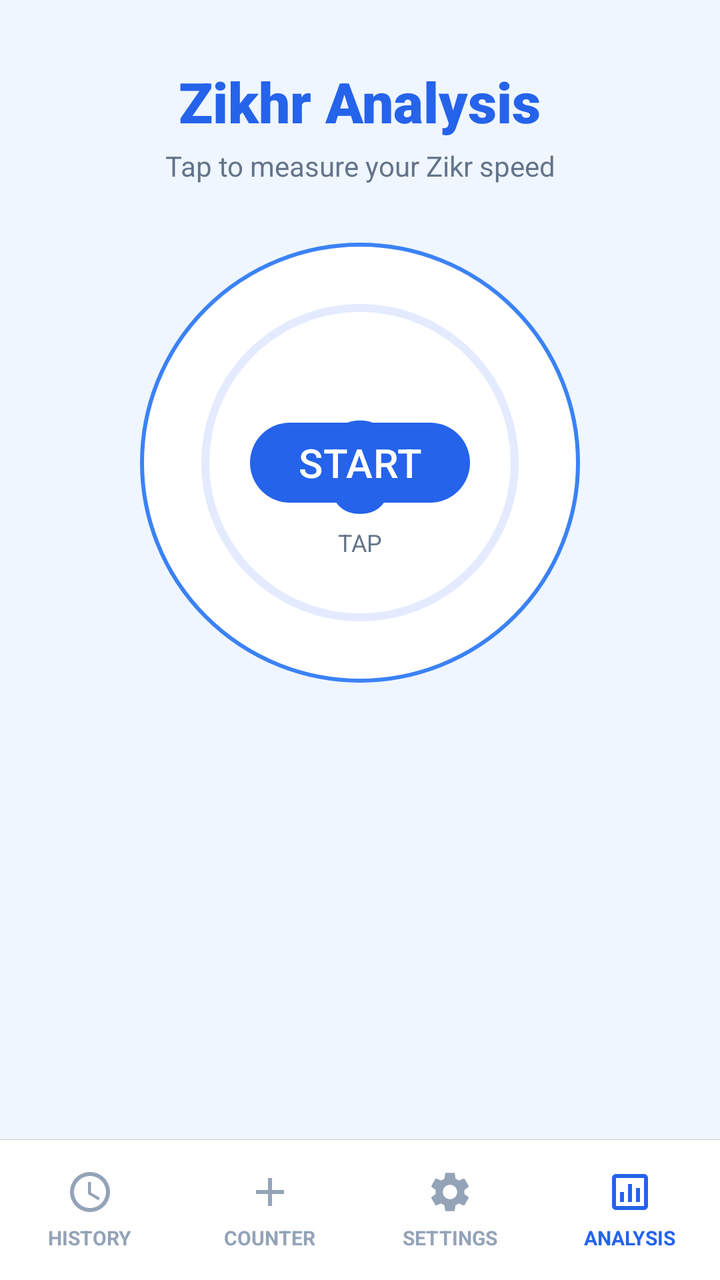
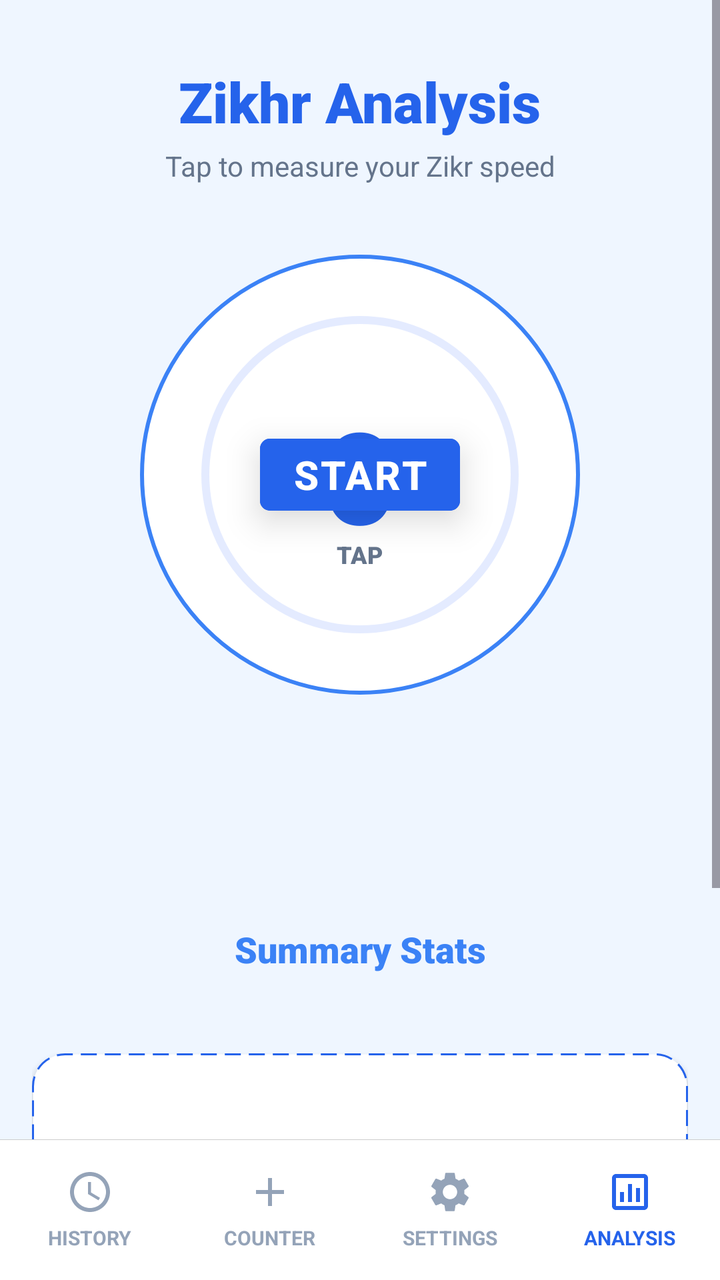

An Android layout rendered at two revisions. The XML below is the earlier revision; the diff shows what the commit changed to produce the second picture.
<!-- AndroidManifest.xml: application theme Theme.SmartTasbeeh -->
<!-- res/layout/activity_analysis.xml -->
<?xml version="1.0" encoding="utf-8"?>
<androidx.constraintlayout.widget.ConstraintLayout xmlns:android="http://schemas.android.com/apk/res/android"
    xmlns:app="http://schemas.android.com/apk/res-auto"
    xmlns:tools="http://schemas.android.com/tools"
    android:layout_width="match_parent"
    android:layout_height="match_parent"
    android:background="@color/app_background"
    tools:context=".AnalysisActivity">
    
    
    <ScrollView
        android:layout_width="match_parent"
        android:layout_height="0dp"
        android:fillViewport="true"
        app:layout_constraintTop_toTopOf="parent"
        app:layout_constraintBottom_toTopOf="@id/bottomNavDivider">

        <androidx.constraintlayout.widget.ConstraintLayout
            android:layout_width="match_parent"
            android:layout_height="wrap_content"
            android:paddingBottom="24dp">

            
            <TextView
                android:id="@+id/tvTitle"
                android:layout_width="wrap_content"
                android:layout_height="wrap_content"
                android:text="Zikhr Analysis"
                android:textColor="@color/tasbeeh_blue_primary"
                android:textSize="28sp"
                android:fontFamily="sans-serif-black"
                android:layout_marginTop="32dp"
                app:layout_constraintTop_toTopOf="parent"
                app:layout_constraintStart_toStartOf="parent"
                app:layout_constraintEnd_toEndOf="parent"/>

            <TextView
                android:id="@+id/tvSubtitle"
                android:layout_width="wrap_content"
                android:layout_height="wrap_content"
                android:text="Tap to measure your Zikr speed"
                android:textColor="@color/text_secondary"
                android:textSize="14sp"
                android:layout_marginTop="4dp"
                app:layout_constraintTop_toBottomOf="@id/tvTitle"
                app:layout_constraintStart_toStartOf="parent"
                app:layout_constraintEnd_toEndOf="parent"/>

            
            <FrameLayout
                android:id="@+id/btnTap"
                android:layout_width="230dp"
                android:layout_height="230dp"
                android:layout_marginTop="24dp"
                app:layout_constraintTop_toBottomOf="@id/tvSubtitle"
                app:layout_constraintStart_toStartOf="parent"
                app:layout_constraintEnd_toEndOf="parent">

                
                <View
                    android:layout_width="match_parent"
                    android:layout_height="match_parent"
                    android:layout_margin="5dp"
                    android:background="@drawable/bg_circle_button" />

                
                <ProgressBar
                    android:id="@+id/progressBar"
                    android:layout_width="match_parent"
                    android:layout_height="match_parent"
                    android:indeterminate="false"
                    android:progressDrawable="@drawable/circular_progress"
                    android:background="@null"
                    style="?android:attr/progressBarStyleHorizontal"
                    android:max="100"
                    android:progress="0"
                    android:padding="2dp"/>
                    
                
                <TextView
                    android:id="@+id/tvCount"
                    android:layout_width="wrap_content"
                    android:layout_height="wrap_content"
                    android:layout_gravity="center"
                    android:text="0"
                    android:textSize="64sp"
                    android:textStyle="bold"
                    android:textColor="@color/tasbeeh_blue_primary"/>
                    
                <TextView
                     android:id="@+id/tvTapHint"
                     android:layout_width="wrap_content"
                     android:layout_height="wrap_content"
                     android:layout_gravity="center"
                     android:text="TAP"
                     android:textSize="12sp"
                     android:textColor="@color/text_secondary"
                     android:translationY="40dp"/>
                     
                
                 <TextView
                     android:id="@+id/tvPausedOverlay"
                     android:layout_width="wrap_content"
                     android:layout_height="wrap_content"
                     android:layout_gravity="center"
                     android:text="PAUSED"
                     android:textSize="25sp"
                     android:fontFamily="sans-serif-black"
                     android:textColor="@color/delete_text"
                     android:visibility="gone"/>

                
                <View
                    android:id="@+id/tapActionView"
                    android:layout_width="match_parent"
                    android:layout_height="match_parent"
                    android:layout_margin="12dp"
                    android:background="?attr/selectableItemBackgroundBorderless" 
                    android:clickable="true"
                    android:focusable="true"/>

                
                <Button
                    android:id="@+id/btnStartOverlay"
                    android:layout_width="wrap_content"
                    android:layout_height="wrap_content"
                    android:text="START"
                    android:textSize="20sp"
                    android:layout_gravity="center"
                    android:visibility="visible"
                    android:elevation="10dp"/>
                    
            </FrameLayout>
            
            
            <LinearLayout
                android:id="@+id/controlsRow"
                android:layout_width="wrap_content"
                android:layout_height="wrap_content"
                android:orientation="horizontal"
                android:gravity="center"
                android:layout_marginTop="16dp"
                app:layout_constraintTop_toBottomOf="@id/btnTap"
                app:layout_constraintStart_toStartOf="parent"
                app:layout_constraintEnd_toEndOf="parent">
                
                <com.google.android.material.floatingactionbutton.FloatingActionButton
                    android:id="@+id/fabPause"
                    android:layout_width="wrap_content"
                    android:layout_height="wrap_content"
                    android:src="@drawable/ic_pause"
                    app:backgroundTint="@color/tasbeeh_blue_primary"
                    app:tint="@android:color/white"
                    app:fabSize="normal"
                    android:visibility="invisible"/>

            </LinearLayout>
            
            
            <LinearLayout
                 android:id="@+id/layoutPauseOptions"
                 android:layout_width="wrap_content"
                 android:layout_height="wrap_content"
                 android:orientation="horizontal"
                 android:visibility="gone"
                 android:layout_marginTop="12dp"
                 app:layout_constraintTop_toBottomOf="@id/controlsRow"
                 app:layout_constraintStart_toStartOf="parent"
                 app:layout_constraintEnd_toEndOf="parent">
                 
                 <Button
                     android:id="@+id/btnResetAnalysis"
                     android:layout_width="wrap_content"
                     android:layout_height="wrap_content"
                     android:text="Reset"
                     android:layout_marginEnd="16dp"/>

                 <Button
                     android:id="@+id/btnShowReport"
                     android:layout_width="wrap_content"
                     android:layout_height="wrap_content"
                     android:text="Report"/>
            </LinearLayout>

            
            <LinearLayout
                android:id="@+id/reportContainer"
                android:layout_width="match_parent"
                android:layout_height="wrap_content"
                android:orientation="vertical"
                android:visibility="gone"
                android:layout_marginTop="24dp"
                android:layout_marginStart="16dp"
                android:layout_marginEnd="16dp"
                app:layout_constraintTop_toBottomOf="@id/layoutPauseOptions"
                app:layout_constraintStart_toStartOf="parent"
                app:layout_constraintEnd_toEndOf="parent">
                
                 <TextView
                    android:id="@+id/tvReportSummary"
                    android:layout_width="match_parent"
                    android:layout_height="wrap_content"
                    android:text="Summary Stats"
                    android:textAlignment="center"
                    android:textStyle="bold"
                    android:textSize="18sp"
                    android:textColor="@color/tasbeeh_blue_primary"
                    android:paddingBottom="16dp"/>
                    
                
                <FrameLayout
                    android:id="@+id/graphContainer"
                    android:layout_width="match_parent"
                    android:layout_height="180dp"
                    android:background="@drawable/info_box_background"
                    android:elevation="2dp"
                    android:padding="8dp"
                    android:layout_marginBottom="24dp">
                </FrameLayout>
                
                <TextView
                     android:layout_width="wrap_content"
                     android:layout_height="wrap_content"
                     android:text="Detailed Log"
                     android:textStyle="bold"
                     android:textColor="@color/tasbeeh_blue_accent"
                     android:layout_marginBottom="8dp"/>

                
                 <LinearLayout
                     android:layout_width="match_parent"
                     android:layout_height="wrap_content"
                     android:orientation="horizontal"
                     android:background="#E0E0E0"
                     android:padding="8dp">
                     <TextView
                         android:layout_width="0dp"
                         android:layout_height="wrap_content"
                         android:layout_weight="1"
                         android:text="#"
                         android:textStyle="bold"
                         android:gravity="center"/>
                     <TextView
                         android:layout_width="0dp"
                         android:layout_height="wrap_content"
                         android:layout_weight="2"
                         android:text="Time (sec)"
                         android:textStyle="bold"
                         android:gravity="center"/>
                     <TextView
                         android:layout_width="0dp"
                         android:layout_height="wrap_content"
                         android:layout_weight="3"
                         android:text="Interval"
                         android:textStyle="bold"
                         android:gravity="center"/>
                 </LinearLayout>
                 
                 
                 <TableLayout
                     android:id="@+id/tableReport"
                     android:layout_width="match_parent"
                     android:layout_height="wrap_content"
                     android:stretchColumns="1,2">
                 </TableLayout>
                 
            </LinearLayout>

        </androidx.constraintlayout.widget.ConstraintLayout>
    </ScrollView>


    
    <View
        android:id="@+id/bottomNavDivider"
        android:layout_width="match_parent"
        android:layout_height="0.1dp"
        android:background="#ccc"
        app:layout_constraintBottom_toTopOf="@id/bottomNav"/>

    <LinearLayout
        android:id="@+id/bottomNav"
        android:layout_width="match_parent"
        android:layout_height="70dp"
        android:background="@color/nav_bg"
        android:orientation="horizontal"
        android:weightSum="4"
        android:baselineAligned="false"
        app:layout_constraintBottom_toBottomOf="parent">

        
        <LinearLayout
            android:id="@+id/btnNavHistory"
            android:layout_width="0dp"
            android:layout_height="match_parent"
            android:layout_weight="1"
            android:orientation="vertical"
            android:gravity="center"
            android:clickable="true"
            android:focusable="true"
            android:background="?attr/selectableItemBackground">
            <ImageView
                android:layout_width="24dp"
                android:layout_height="24dp"
                android:src="@drawable/ic_clock"
                app:tint="@color/nav_text_unselected"/>
            <TextView
                android:layout_width="wrap_content"
                android:layout_height="wrap_content"
                android:text="HISTORY"
                android:textSize="10sp"
                android:textStyle="bold"
                android:textColor="@color/nav_text_unselected"
                android:layout_marginTop="4dp"/>
        </LinearLayout>

        
        <LinearLayout
            android:id="@+id/btnNavCounter"
            android:layout_width="0dp"
            android:layout_height="match_parent"
            android:layout_weight="1"
            android:orientation="vertical"
            android:gravity="center"
            android:clickable="true"
            android:focusable="true"
            android:background="?attr/selectableItemBackground">
            <ImageView
                android:layout_width="24dp"
                android:layout_height="24dp"
                android:src="@drawable/ic_add"
                app:tint="@color/nav_text_unselected"/>
            <TextView
                android:layout_width="wrap_content"
                android:layout_height="wrap_content"
                android:text="COUNTER"
                android:textSize="10sp"
                android:textStyle="bold"
                android:textColor="@color/nav_text_unselected"
                android:layout_marginTop="4dp"/>
        </LinearLayout>

        
        <LinearLayout
            android:id="@+id/btnNavSettings"
            android:layout_width="0dp"
            android:layout_height="match_parent"
            android:layout_weight="1"
            android:orientation="vertical"
            android:gravity="center"
            android:clickable="true"
            android:focusable="true"
            android:background="?attr/selectableItemBackground">
            <ImageView
                android:layout_width="24dp"
                android:layout_height="24dp"
                android:src="@drawable/ic_settings"
                app:tint="@color/nav_text_unselected"/>
            <TextView
                android:layout_width="wrap_content"
                android:layout_height="wrap_content"
                android:text="SETTINGS"
                android:textSize="10sp"
                android:textStyle="bold"
                android:textColor="@color/nav_text_unselected"
                android:layout_marginTop="4dp"/>
        </LinearLayout>
        
        
        <LinearLayout
            android:layout_width="0dp"
            android:layout_height="match_parent"
            android:layout_weight="1"
            android:orientation="vertical"
            android:gravity="center">
            <ImageView
                android:layout_width="24dp"
                android:layout_height="24dp"
                android:src="@drawable/ic_analysis"
                app:tint="@color/nav_text_selected"/>
            <TextView
                android:layout_width="wrap_content"
                android:layout_height="wrap_content"
                android:text="ANALYSIS"
                android:textSize="10sp"
                android:textStyle="bold"
                android:textColor="@color/nav_text_selected"
                android:layout_marginTop="4dp"/>
        </LinearLayout>

    </LinearLayout>

</androidx.constraintlayout.widget.ConstraintLayout>
<!-- resources referenced by this layout -->
<resources>
  <color name="app_background">@color/background_light</color>
  <color name="delete_text">#DC2626</color>
  <color name="nav_bg">#FFFFFF</color>
  <color name="nav_text_selected">#2563EB</color>
  <color name="nav_text_unselected">#94A3B8</color>
  <color name="tasbeeh_blue_accent">#3B82F6</color>
  <color name="tasbeeh_blue_primary">#2563EB</color>
  <color name="text_secondary">#64748B</color>
  <!-- drawable bg_circle_button (drawable) -->
  <?xml version="1.0" encoding="utf-8"?>
  <shape xmlns:android="http://schemas.android.com/apk/res/android"
      android:shape="oval">
      <solid android:color="@color/card_background" />
      <stroke
          android:width="2dp"
          android:color="@color/tasbeeh_blue_accent" />
  </shape>
  <!-- drawable ic_add (drawable) -->
  <vector xmlns:android="http://schemas.android.com/apk/res/android"
      android:width="24dp"
      android:height="24dp"
      android:viewportWidth="24"
      android:viewportHeight="24">
      <path
        android:fillColor="@android:color/white"
        android:pathData="M19,13h-6v6h-2v-6H5v-2h6V5h2v6h6v2z"/>
  </vector>
  <!-- drawable ic_analysis (drawable) -->
  <vector xmlns:android="http://schemas.android.com/apk/res/android"
      android:width="24dp"
      android:height="24dp"
      android:viewportWidth="24"
      android:viewportHeight="24">
    <path
        android:fillColor="#FF000000"
        android:pathData="M19,3H5C3.9,3 3,3.9 3,5v14c0,1.1 0.9,2 2,2h14c1.1,0 2,-0.9 2,-2V5C21,3.9 20.1,3 19,3zM19,19H5V5h14V19zM7,12h2v5H7V12zM11,8h2v9h-2V8zM15,10h2v7h-2V10z"/>
  </vector>
  <!-- drawable ic_clock (drawable) -->
  <vector xmlns:android="http://schemas.android.com/apk/res/android"
      android:width="24dp"
      android:height="24dp"
      android:viewportWidth="24.0"
      android:viewportHeight="24.0">
      <path
          android:fillColor="@android:color/white"
          android:pathData="M11.99,2C6.47,2 2,6.48 2,12s4.47,10 9.99,10C17.52,22 22,17.52 22,12S17.52,2 11.99,2zM12,20c-4.42,0 -8,-3.58 -8,-8s3.58,-8 8,-8 8,3.58 8,8 -3.58,8 -8,8zM12.5,7H11v6l5.25,3.15 0.75,-1.23 -4.5,-2.67z"/>
  </vector>
  <!-- drawable ic_pause (drawable) -->
  <vector xmlns:android="http://schemas.android.com/apk/res/android"
      android:width="24dp"
      android:height="24dp"
      android:viewportWidth="24"
      android:viewportHeight="24"
      android:tint="?attr/colorControlNormal">
    <path
        android:fillColor="@android:color/white"
        android:pathData="M6,19h4V5H6v14zM14,5v14h4V5h-4z"/>
  </vector>
  <!-- drawable info_box_background (drawable) -->
  <?xml version="1.0" encoding="utf-8"?>
  <shape xmlns:android="http://schemas.android.com/apk/res/android"
      android:shape="rectangle">
      <solid android:color="@color/card_background"/>
      <stroke
          android:width="1dp"
          android:color="@color/count_text_color"
          android:dashWidth="8dp"
          android:dashGap="4dp"/>
      <corners android:radius="16dp"/>
  </shape>
  <style name="Theme.SmartTasbeeh" parent="Base.Theme.SmartTasbeeh" />
  <color name="background_light">#EFF6FF</color>
  <color name="card_background">#FFFFFF</color>
  <color name="tasbeeh_blue_dark2">#202962FF</color>
  <color name="count_text_color">#2563EB</color>
  <style name="Base.Theme.SmartTasbeeh" parent="Theme.Material3.DayNight.NoActionBar">
          <item name="colorPrimary">@color/tasbeeh_blue_primary</item>
          <item name="colorPrimaryVariant">@color/tasbeeh_blue_dark</item>
          <item name="colorOnPrimary">@color/white</item>
  
          <item name="android:statusBarColor">@color/tasbeeh_blue_dark</item>
          <item name="android:windowLightStatusBar">false</item>
  
          <item name="android:windowBackground">@color/background_light</item>
          <item name="android:textColor">@color/text_primary</item>
      </style>
  <color name="tasbeeh_blue_dark">#1E3A8A</color>
  <color name="white">#FFFFFFFF</color>
  <color name="text_primary">#0F172A</color>
  <!-- unchanged entries left out for length: 2 -->
</resources>

<!-- the commit's change to res/layout/activity_analysis.xml (unified diff, before → after) -->
@@ -51,7 +51,7 @@
                 android:id="@+id/btnTap"
                 android:layout_width="230dp"
                 android:layout_height="230dp"
-                android:layout_marginTop="24dp"
+                android:layout_marginTop="30dp"
                 app:layout_constraintTop_toBottomOf="@id/tvSubtitle"
                 app:layout_constraintStart_toStartOf="parent"
                 app:layout_constraintEnd_toEndOf="parent">
@@ -84,6 +84,7 @@
                     android:layout_gravity="center"
                     android:text="0"
                     android:textSize="64sp"
+                    android:fontFamily="sans-serif-black"
                     android:textStyle="bold"
                     android:textColor="@color/tasbeeh_blue_primary"/>
                     
@@ -94,6 +95,7 @@
                      android:layout_gravity="center"
                      android:text="TAP"
                      android:textSize="12sp"
+                    android:fontFamily="sans-serif-black"
                      android:textColor="@color/text_secondary"
                      android:translationY="40dp"/>
                      
@@ -128,7 +130,14 @@
                     android:textSize="20sp"
                     android:layout_gravity="center"
                     android:visibility="visible"
-                    android:elevation="10dp"/>
+                    android:elevation="10dp"
+                    android:textAllCaps="true"
+                    android:textColor="@color/white"
+                    android:textStyle="bold"
+                    android:letterSpacing="0.05"
+                    android:backgroundTint="@color/tasbeeh_blue_primary"
+                    app:cornerRadius="5dp"
+                    style="@style/Widget.MaterialComponents.Button.UnelevatedButton"/>
                     
             </FrameLayout>
             
@@ -139,7 +148,7 @@
                 android:layout_height="wrap_content"
                 android:orientation="horizontal"
                 android:gravity="center"
-                android:layout_marginTop="16dp"
+                android:layout_marginTop="30dp"
                 app:layout_constraintTop_toBottomOf="@id/btnTap"
                 app:layout_constraintStart_toStartOf="parent"
                 app:layout_constraintEnd_toEndOf="parent">
@@ -173,13 +182,27 @@
                      android:layout_width="wrap_content"
                      android:layout_height="wrap_content"
                      android:text="Reset"
-                     android:layout_marginEnd="16dp"/>
+                     android:layout_marginEnd="16dp"
+                     android:textAllCaps="true"
+                     android:textColor="@color/white"
+                     android:textStyle="bold"
+                     android:letterSpacing="0.05"
+                     android:backgroundTint="@color/tasbeeh_blue_primary"
+                     app:cornerRadius="5dp"
+                     style="@style/Widget.MaterialComponents.Button.UnelevatedButton"/>/>
 
                  <Button
                      android:id="@+id/btnShowReport"
                      android:layout_width="wrap_content"
                      android:layout_height="wrap_content"
-                     android:text="Report"/>
+                     android:text="Report"
+                     android:textAllCaps="true"
+                     android:textColor="@color/white"
+                     android:textStyle="bold"
+                     android:letterSpacing="0.05"
+                     android:backgroundTint="@color/tasbeeh_blue_primary"
+                     app:cornerRadius="5dp"
+                     style="@style/Widget.MaterialComponents.Button.UnelevatedButton"/>
             </LinearLayout>
 
             
@@ -188,7 +211,7 @@
                 android:layout_width="match_parent"
                 android:layout_height="wrap_content"
                 android:orientation="vertical"
-                android:visibility="gone"
+                android:visibility="visible"
                 android:layout_marginTop="24dp"
                 android:layout_marginStart="16dp"
                 android:layout_marginEnd="16dp"
@@ -197,15 +220,24 @@
                 app:layout_constraintEnd_toEndOf="parent">
                 
                  <TextView
-                    android:id="@+id/tvReportSummary"
+                     android:id="@+id/tvReportSummary"
+                     android:layout_width="match_parent"
+                     android:layout_height="wrap_content"
+                     android:text="Summary Stats"
+                     android:textAlignment="center"
+                     android:fontFamily="sans-serif-black"
+                     android:textSize="18sp"
+                     android:textColor="@color/tasbeeh_blue_accent"
+                     android:paddingBottom="16dp"/>
+
+                
+                <TableLayout
+                    android:id="@+id/tableReport"
                     android:layout_width="match_parent"
                     android:layout_height="wrap_content"
-                    android:text="Summary Stats"
-                    android:textAlignment="center"
-                    android:textStyle="bold"
-                    android:textSize="18sp"
-                    android:textColor="@color/tasbeeh_blue_primary"
-                    android:paddingBottom="16dp"/>
+                    android:stretchColumns="1,2"
+                    android:layout_marginBottom="24dp">
+                </TableLayout>
                     
                 
                 <FrameLayout
@@ -214,56 +246,8 @@
                     android:layout_height="180dp"
                     android:background="@drawable/info_box_background"
                     android:elevation="2dp"
-                    android:padding="8dp"
-                    android:layout_marginBottom="24dp">
+                    android:padding="8dp">
                 </FrameLayout>
-                
-                <TextView
-                     android:layout_width="wrap_content"
-                     android:layout_height="wrap_content"
-                     android:text="Detailed Log"
-                     android:textStyle="bold"
-                     android:textColor="@color/tasbeeh_blue_accent"
-                     android:layout_marginBottom="8dp"/>
-
-                
-                 <LinearLayout
-                     android:layout_width="match_parent"
-                     android:layout_height="wrap_content"
-                     android:orientation="horizontal"
-                     android:background="#E0E0E0"
-                     android:padding="8dp">
-                     <TextView
-                         android:layout_width="0dp"
-                         android:layout_height="wrap_content"
-                         android:layout_weight="1"
-                         android:text="#"
-                         android:textStyle="bold"
-                         android:gravity="center"/>
-                     <TextView
-                         android:layout_width="0dp"
-                         android:layout_height="wrap_content"
-                         android:layout_weight="2"
-                         android:text="Time (sec)"
-                         android:textStyle="bold"
-                         android:gravity="center"/>
-                     <TextView
-                         android:layout_width="0dp"
-                         android:layout_height="wrap_content"
-                         android:layout_weight="3"
-                         android:text="Interval"
-                         android:textStyle="bold"
-                         android:gravity="center"/>
-                 </LinearLayout>
-                 
-                 
-                 <TableLayout
-                     android:id="@+id/tableReport"
-                     android:layout_width="match_parent"
-                     android:layout_height="wrap_content"
-                     android:stretchColumns="1,2">
-                 </TableLayout>
-                 
             </LinearLayout>
 
         </androidx.constraintlayout.widget.ConstraintLayout>
<!-- resource entries referenced after the edit -->
@@ -65,7 +65,7 @@
       <solid android:color="@color/card_background"/>
       <stroke
           android:width="1dp"
-          android:color="@color/count_text_color"
+          android:color="@color/tasbeeh_blue_primary"
           android:dashWidth="8dp"
           android:dashGap="4dp"/>
       <corners android:radius="16dp"/>
@@ -74,7 +74,6 @@
   <color name="background_light">#EFF6FF</color>
   <color name="card_background">#FFFFFF</color>
   <color name="tasbeeh_blue_dark2">#202962FF</color>
-  <color name="count_text_color">#2563EB</color>
   <style name="Base.Theme.SmartTasbeeh" parent="Theme.Material3.DayNight.NoActionBar">
           <item name="colorPrimary">@color/tasbeeh_blue_primary</item>
           <item name="colorPrimaryVariant">@color/tasbeeh_blue_dark</item>
